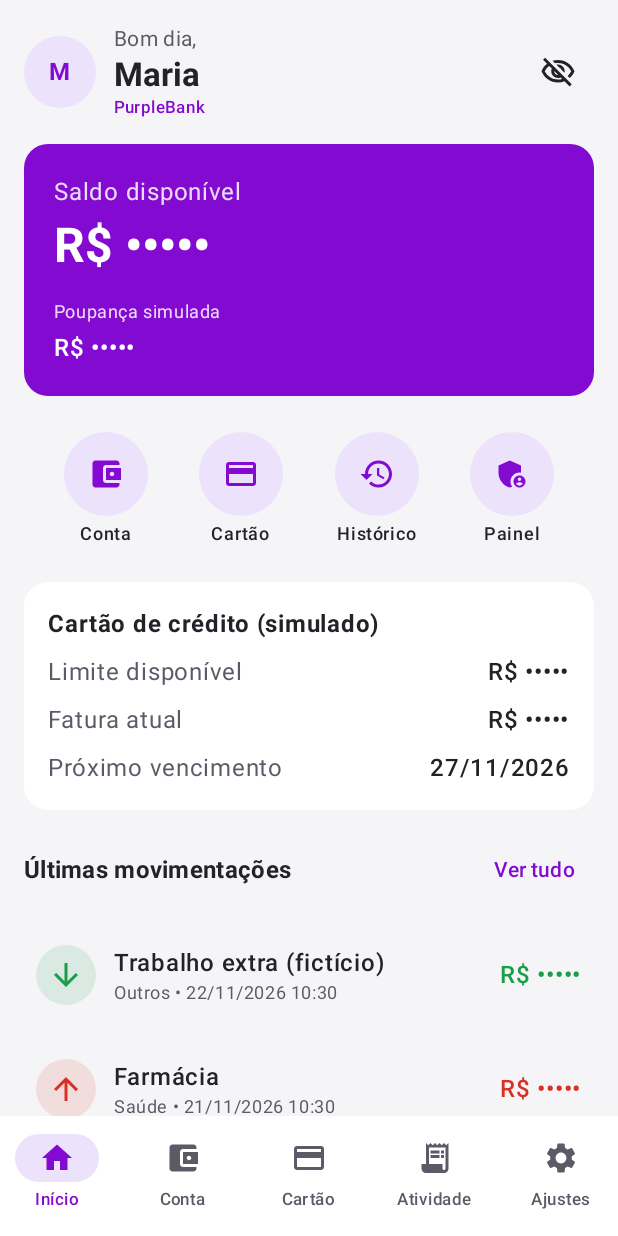
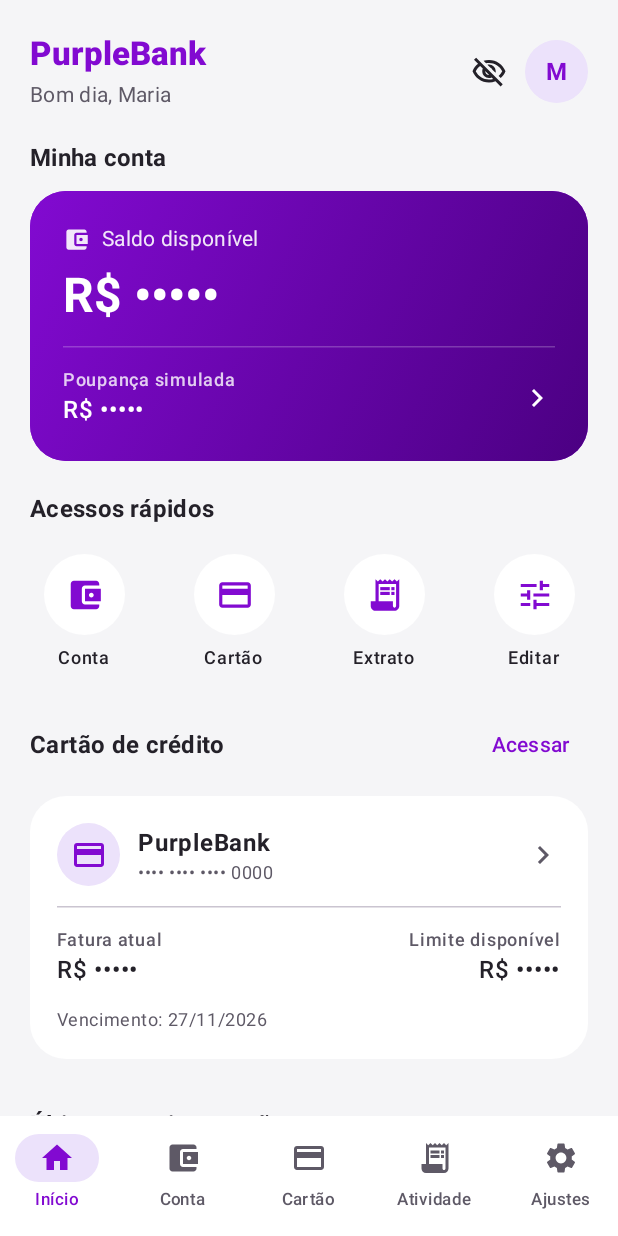
Before and after one commit to Arthurne/apk-banco-fake, an Android app built with Jetpack Compose: the DashboardScreen screen opened through its navigation route, on a phone screen of 412 x 824 dp. Run offline under Robolectric (Android 15) with nearby library versions, the phone set to English and light mode, and no system bars; our stand-ins replace Room's generated code.

Commit message:
Redesenha tela inicial do PurpleBank

```diff
--- a/app/src/main/java/com/purplebank/simulator/ui/screens/DashboardScreen.kt
+++ b/app/src/main/java/com/purplebank/simulator/ui/screens/DashboardScreen.kt
@@ -1,5 +1,4 @@
 package com.purplebank.simulator.ui.screens
-
 import androidx.compose.foundation.background
 import androidx.compose.foundation.clickable
 import androidx.compose.foundation.layout.*
@@ -15,12 +14,14 @@ import androidx.compose.runtime.*
 import androidx.compose.ui.Alignment
 import androidx.compose.ui.Modifier
 import androidx.compose.ui.draw.clip
+import androidx.compose.ui.graphics.Brush
 import androidx.compose.ui.graphics.Color
 import androidx.compose.ui.graphics.vector.ImageVector
 import androidx.compose.ui.text.font.FontWeight
 import androidx.compose.ui.unit.dp
 import androidx.lifecycle.compose.collectAsStateWithLifecycle
 import com.purplebank.simulator.ui.*
+import com.purplebank.simulator.ui.theme.BankColors
 import com.purplebank.simulator.util.Billing
 import com.purplebank.simulator.util.Fmt
 import java.time.LocalDate
@@ -39,65 +40,93 @@ fun DashboardScreen(vm: MainViewModel, onTab: (String) -> Unit, onOpen: (String)
     val a = account ?: return
     val c = card ?: return
     val bank = settings?.bankName ?: "PurpleBank"
-
     val today = LocalDate.now()
     val current = Billing.current(invoices, today)
     val nextDue = Billing.nextDue(invoices, today)
     val hour = LocalTime.now().hour
     val greeting = when { hour < 12 -> "Bom dia"; hour < 18 -> "Boa tarde"; else -> "Boa noite" }
 
-    LazyColumn(contentPadding = PaddingValues(16.dp), verticalArrangement = Arrangement.spacedBy(16.dp)) {
+    LazyColumn(contentPadding = PaddingValues(start = 20.dp, top = 22.dp, end = 20.dp, bottom = 24.dp), verticalArrangement = Arrangement.spacedBy(20.dp)) {
         item {
             Row(verticalAlignment = Alignment.CenterVertically) {
-                Avatar(p.avatar, p.name, 48.dp)
-                Spacer(Modifier.width(12.dp))
                 Column(Modifier.weight(1f)) {
-                    Text("$greeting,", style = MaterialTheme.typography.bodyMedium, color = MaterialTheme.colorScheme.onSurfaceVariant)
-                    Text(p.name.substringBefore(' '), style = MaterialTheme.typography.titleLarge, fontWeight = FontWeight.Bold)
-                    Text(bank, style = MaterialTheme.typography.labelSmall, color = MaterialTheme.colorScheme.primary)
+                    Text(bank, style = MaterialTheme.typography.titleLarge, fontWeight = FontWeight.ExtraBold, color = MaterialTheme.colorScheme.primary)
+                    Spacer(Modifier.height(3.dp))
+                    Text(greeting + ", " + p.name.substringBefore(' '), style = MaterialTheme.typography.bodyMedium, color = MaterialTheme.colorScheme.onSurfaceVariant)
                 }
-                IconButton({ vm.setHide(!hide) }) {
+                IconButton(onClick = { vm.setHide(!hide) }) {
                     Icon(if (hide) Icons.Outlined.VisibilityOff else Icons.Outlined.Visibility, contentDescription = "Ocultar ou mostrar valores")
+                }
+                Avatar(p.avatar, p.name, 42.dp)
+            }
+        }
+        item {
+            Column(verticalArrangement = Arrangement.spacedBy(10.dp)) {
+                Text("Minha conta", style = MaterialTheme.typography.titleMedium, fontWeight = FontWeight.Bold)
+                Card(Modifier.fillMaxWidth().clickable { onTab("account") }, shape = MaterialTheme.shapes.large, colors = CardDefaults.cardColors(containerColor = MaterialTheme.colorScheme.primary)) {
+                    Box(Modifier.background(Brush.linearGradient(listOf(MaterialTheme.colorScheme.primary, BankColors.DarkPurple)))) {
+                        Column(Modifier.fillMaxWidth().padding(22.dp), verticalArrangement = Arrangement.spacedBy(8.dp)) {
+                            Row(verticalAlignment = Alignment.CenterVertically) {
+                                Icon(Icons.Filled.AccountBalanceWallet, null, tint = Color.White.copy(alpha = .9f), modifier = Modifier.size(18.dp))
+                                Spacer(Modifier.width(8.dp))
+                                Text("Saldo disponível", color = Color.White.copy(alpha = .9f), style = MaterialTheme.typography.bodyMedium)
+                            }
+                            MoneyText(a.balance, hide, style = MaterialTheme.typography.headlineLarge, color = Color.White, fontWeight = FontWeight.Bold)
+                            HorizontalDivider(color = Color.White.copy(alpha = .22f), modifier = Modifier.padding(vertical = 5.dp))
+                            Row(Modifier.fillMaxWidth(), horizontalArrangement = Arrangement.SpaceBetween, verticalAlignment = Alignment.CenterVertically) {
+                                Column {
+                                    Text("Poupança simulada", color = Color.White.copy(alpha = .8f), style = MaterialTheme.typography.labelMedium)
+                                    MoneyText(a.savingsBalance, hide, color = Color.White, fontWeight = FontWeight.SemiBold)
+                                }
+                                Icon(Icons.Filled.ChevronRight, null, tint = Color.White)
+                            }
+                        }
+                    }
                 }
             }
         }
         item {
-            Card(
-                Modifier.fillMaxWidth().clickable { onTab("account") },
-                colors = CardDefaults.cardColors(containerColor = MaterialTheme.colorScheme.primary)
-            ) {
-                Column(Modifier.padding(20.dp), verticalArrangement = Arrangement.spacedBy(4.dp)) {
-                    Text("Saldo disponível", color = Color.White.copy(alpha = 0.85f))
-                    MoneyText(a.balance, hide, style = MaterialTheme.typography.headlineLarge, color = Color.White, fontWeight = FontWeight.Bold)
-                    Spacer(Modifier.height(8.dp))
-                    Text("Poupança simulada", color = Color.White.copy(alpha = 0.85f), style = MaterialTheme.typography.bodySmall)
-                    MoneyText(a.savingsBalance, hide, color = Color.White, fontWeight = FontWeight.SemiBold)
+            Column(verticalArrangement = Arrangement.spacedBy(12.dp)) {
+                Text("Acessos rápidos", style = MaterialTheme.typography.titleMedium, fontWeight = FontWeight.Bold)
+                Row(Modifier.fillMaxWidth(), horizontalArrangement = Arrangement.SpaceBetween) {
+                    Shortcut(Icons.Filled.AccountBalanceWallet, "Conta") { onTab("account") }
+                    Shortcut(Icons.Filled.CreditCard, "Cartão") { onTab("card") }
+                    Shortcut(Icons.Filled.ReceiptLong, "Extrato") { onTab("history") }
+                    Shortcut(Icons.Filled.Tune, "Editar") { onOpen("admin") }
                 }
             }
         }
         item {
-            Row(Modifier.fillMaxWidth(), horizontalArrangement = Arrangement.SpaceEvenly) {
-                Shortcut(Icons.Filled.AccountBalanceWallet, "Conta") { onTab("account") }
-                Shortcut(Icons.Filled.CreditCard, "Cartão") { onTab("card") }
-                Shortcut(Icons.Filled.History, "Histórico") { onTab("history") }
-                Shortcut(Icons.Filled.AdminPanelSettings, "Painel") { onOpen("admin") }
-            }
-        }
-        item {
-            Card(Modifier.fillMaxWidth().clickable { onTab("card") }, colors = CardDefaults.cardColors(containerColor = MaterialTheme.colorScheme.surface)) {
-                Column(Modifier.padding(16.dp), verticalArrangement = Arrangement.spacedBy(8.dp)) {
-                    Text("Cartão de crédito (simulado)", fontWeight = FontWeight.Bold)
-                    Row(Modifier.fillMaxWidth(), horizontalArrangement = Arrangement.SpaceBetween) {
-                        Text("Limite disponível", color = MaterialTheme.colorScheme.onSurfaceVariant)
-                        MoneyText(c.availableLimit, hide, fontWeight = FontWeight.SemiBold)
-                    }
-                    Row(Modifier.fillMaxWidth(), horizontalArrangement = Arrangement.SpaceBetween) {
-                        Text("Fatura atual", color = MaterialTheme.colorScheme.onSurfaceVariant)
-                        MoneyText(current?.amount ?: 0L, hide, fontWeight = FontWeight.SemiBold)
-                    }
-                    Row(Modifier.fillMaxWidth(), horizontalArrangement = Arrangement.SpaceBetween) {
-                        Text("Próximo vencimento", color = MaterialTheme.colorScheme.onSurfaceVariant)
-                        Text(nextDue?.let { Fmt.date(it.dueDate) } ?: "—", fontWeight = FontWeight.SemiBold)
+            Column(verticalArrangement = Arrangement.spacedBy(10.dp)) {
+                Row(Modifier.fillMaxWidth(), verticalAlignment = Alignment.CenterVertically) {
+                    Text("Cartão de crédito", style = MaterialTheme.typography.titleMedium, fontWeight = FontWeight.Bold, modifier = Modifier.weight(1f))
+                    TextButton(onClick = { onTab("card") }) { Text("Acessar") }
+                }
+                Card(Modifier.fillMaxWidth().clickable { onTab("card") }, colors = CardDefaults.cardColors(containerColor = MaterialTheme.colorScheme.surface), shape = MaterialTheme.shapes.large) {
+                    Column(Modifier.padding(18.dp), verticalArrangement = Arrangement.spacedBy(13.dp)) {
+                        Row(verticalAlignment = Alignment.CenterVertically) {
+                            Box(Modifier.size(42.dp).clip(CircleShape).background(MaterialTheme.colorScheme.primaryContainer), contentAlignment = Alignment.Center) {
+                                Icon(Icons.Filled.CreditCard, null, tint = MaterialTheme.colorScheme.primary)
+                            }
+                            Spacer(Modifier.width(12.dp))
+                            Column(Modifier.weight(1f)) {
+                                Text(bank, fontWeight = FontWeight.Bold)
+                                Text("•••• •••• •••• " + c.cardLast4, style = MaterialTheme.typography.bodySmall, color = MaterialTheme.colorScheme.onSurfaceVariant)
+                            }
+                            Icon(Icons.Filled.ChevronRight, null, tint = MaterialTheme.colorScheme.onSurfaceVariant)
+                        }
+                        HorizontalDivider()
+                        Row(Modifier.fillMaxWidth(), horizontalArrangement = Arrangement.SpaceBetween) {
+                            Column {
+                                Text("Fatura atual", style = MaterialTheme.typography.labelMedium, color = MaterialTheme.colorScheme.onSurfaceVariant)
+                                MoneyText(current?.amount ?: 0L, hide, fontWeight = FontWeight.SemiBold)
+                            }
+                            Column(horizontalAlignment = Alignment.End) {
+                                Text("Limite disponível", style = MaterialTheme.typography.labelMedium, color = MaterialTheme.colorScheme.onSurfaceVariant)
+                                MoneyText(c.availableLimit, hide, fontWeight = FontWeight.SemiBold)
+                            }
+                        }
+                        Text("Vencimento: " + (nextDue?.let { Fmt.date(it.dueDate) } ?: "—"), style = MaterialTheme.typography.bodySmall, color = MaterialTheme.colorScheme.onSurfaceVariant)
                     }
                 }
             }
@@ -105,21 +134,21 @@ fun DashboardScreen(vm: MainViewModel, onTab: (String) -> Unit, onOpen: (String)
         item {
             Row(Modifier.fillMaxWidth(), verticalAlignment = Alignment.CenterVertically) {
                 Text("Últimas movimentações", style = MaterialTheme.typography.titleMedium, fontWeight = FontWeight.Bold, modifier = Modifier.weight(1f))
-                TextButton({ onTab("history") }) { Text("Ver tudo") }
+                TextButton(onClick = { onTab("history") }) { Text("Ver extrato") }
             }
         }
         if (txs.isEmpty()) item { EmptyState("Nenhuma movimentação ainda.") }
         else items(txs.take(5), key = { it.id }) { TransactionRow(it, hide) { onTab("history") } }
+        item { Text("Ambiente demonstrativo • valores e operações fictícios", style = MaterialTheme.typography.labelSmall, color = MaterialTheme.colorScheme.onSurfaceVariant, modifier = Modifier.fillMaxWidth()) }
     }
 }
-
 @Composable
 private fun Shortcut(icon: ImageVector, label: String, onClick: () -> Unit) {
-    Column(Modifier.clip(MaterialTheme.shapes.medium).clickable(onClick = onClick).padding(8.dp), horizontalAlignment = Alignment.CenterHorizontally) {
-        Box(Modifier.size(56.dp).clip(CircleShape).background(MaterialTheme.colorScheme.primaryContainer), contentAlignment = Alignment.Center) {
-            Icon(icon, null, tint = MaterialTheme.colorScheme.primary)
+    Column(Modifier.width(72.dp).clip(MaterialTheme.shapes.medium).clickable(onClick = onClick).padding(vertical = 6.dp), horizontalAlignment = Alignment.CenterHorizontally) {
+        Box(Modifier.size(54.dp).clip(CircleShape).background(MaterialTheme.colorScheme.surface), contentAlignment = Alignment.Center) {
+            Icon(icon, null, tint = MaterialTheme.colorScheme.primary, modifier = Modifier.size(25.dp))
         }
-        Spacer(Modifier.height(4.dp))
-        Text(label, style = MaterialTheme.typography.labelMedium)
+        Spacer(Modifier.height(7.dp))
+        Text(label, style = MaterialTheme.typography.labelMedium, fontWeight = FontWeight.Medium)
     }
 }
```
